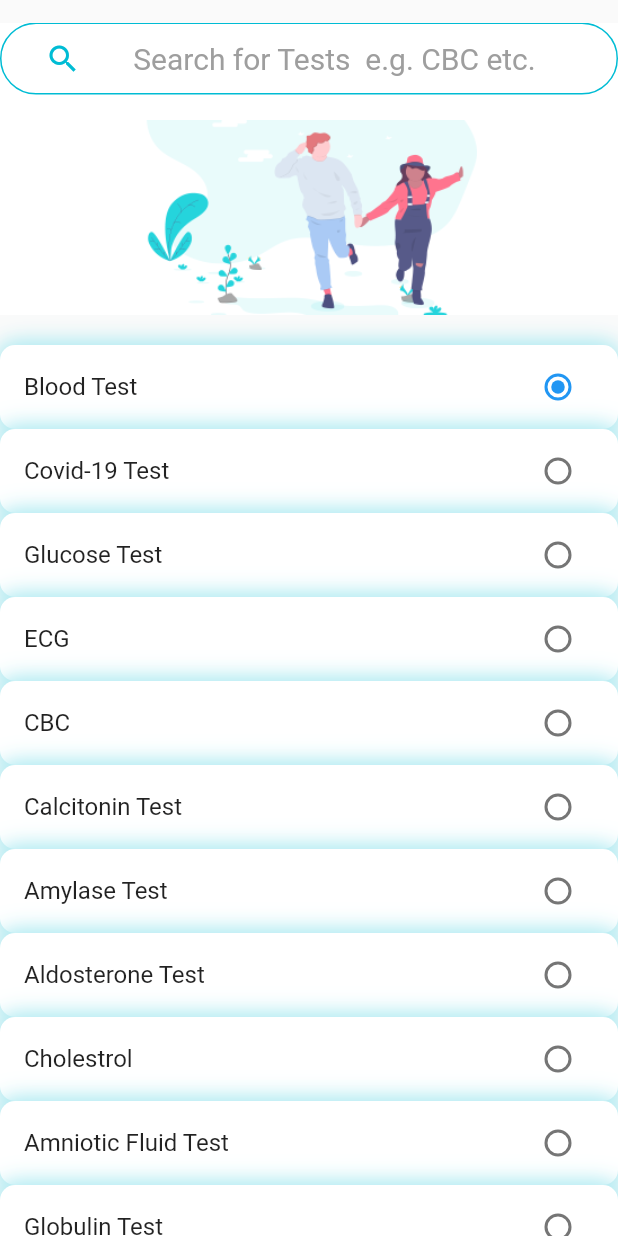
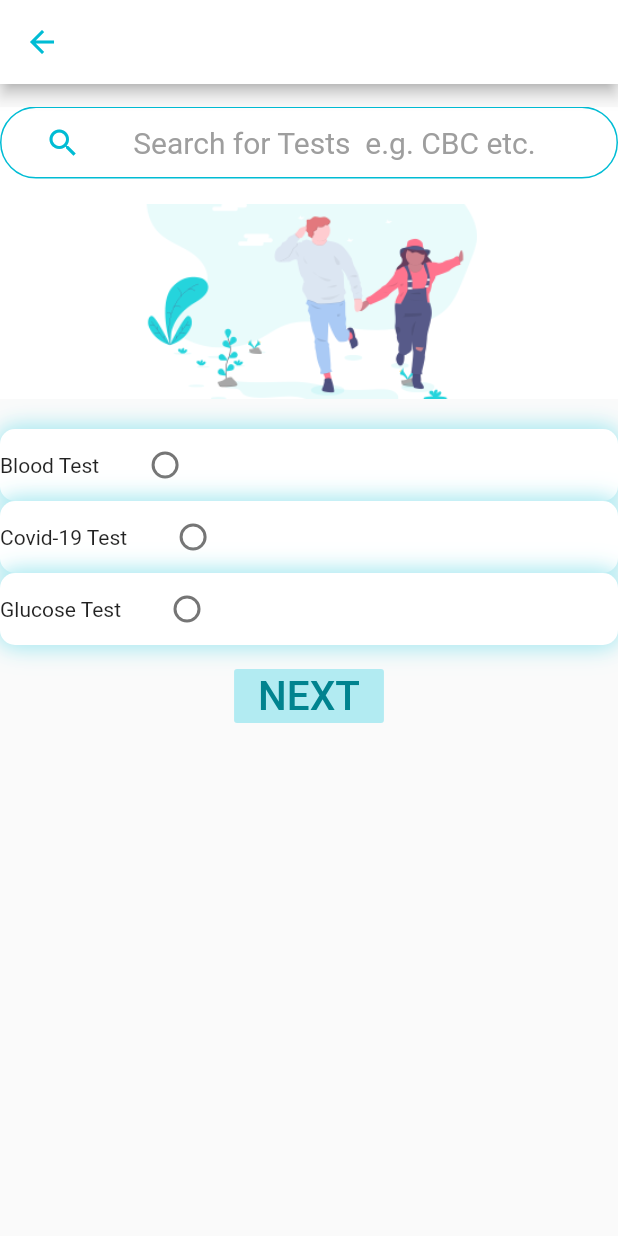
Before and after one commit to anu-baby97/lab_test_app, a Flutter app: the TestInfo screen opened by its route, on a phone screen of 412 x 824 dp. Run offline on Flutter 3.47's test engine with Material 2 defaults, Android fonts, the phone set to English and light mode, and no system bars; our stand-ins replace cloud_firestore, firebase_auth, firebase_core, flutter_screenutil, modal_progress_hud; accounts and stored records are empty; Roboto replaces fonts that are missing (Lobster-Regular).

Commit message:
(added firestore to testinfo and labinfo screens)

```diff
--- a/lib/Screens/Forgot Password.dart
+++ b/lib/Screens/Forgot Password.dart
@@ -1,7 +1,6 @@
 import 'package:flutter/material.dart';
 import 'package:flutter_screenutil/flutter_screenutil.dart';
-import 'package:lab_test_booking_app/Screens/LabInfo.dart';
-//import 'package:patient_portal/Screens/LoginScreen.dart';
+
 import 'package:lab_test_booking_app/Screens/TestInfo.dart';
 
 class ForgotPassword extends StatefulWidget {
--- a/lib/Screens/RegistrationScreen.dart
+++ b/lib/Screens/RegistrationScreen.dart
@@ -5,7 +5,6 @@ import 'package:lab_test_booking_app/main.dart';
 import 'package:firebase_auth/firebase_auth.dart';
 import 'package:modal_progress_hud/modal_progress_hud.dart';
 import 'package:cloud_firestore/cloud_firestore.dart';
-import 'package:date_format/date_format.dart';
 
 class RegistrationScreen extends StatefulWidget {
   static const String id = "RegistrationScreen";
--- a/lib/Screens/TestInfo.dart
+++ b/lib/Screens/TestInfo.dart
@@ -2,6 +2,8 @@ import 'package:flutter/material.dart';
 import 'package:firebase_auth/firebase_auth.dart';
 import 'package:lab_test_booking_app/Screens/Lab1.dart';
 import 'package:lab_test_booking_app/Screens/LabInfo.dart';
+import 'package:cloud_firestore/cloud_firestore.dart';
+import 'package:modal_progress_hud/modal_progress_hud.dart';
 
 class TestInfo extends StatefulWidget {
   static const String id = "TestInfoScreen";
@@ -9,11 +11,11 @@ class TestInfo extends StatefulWidget {
   _TestInfoState createState() => _TestInfoState();
 }
 
-enum TestName {
-  Blood,
-  Covid19,
-  Glucose,
-  ECG,
+List testName = [
+  "Blood",
+  "Covid19",
+  "Glucose",
+  /*ECG,
   Cholestrol,
   CBC,
   KFT,
@@ -24,11 +26,14 @@ enum TestName {
   AmylaseTest,
   CMP,
   CalcitoninTest,
-  GlobulinTest
-}
+  GlobulinTest*/
+];
 
 class _TestInfoState extends State<TestInfo> {
-  TestName _testName = TestName.Blood;
+  String testSelect;
+  String loggedUser;
+  final _firestore = FirebaseFirestore.instance;
+  bool showSpinner = false;
   final _auth = FirebaseAuth.instance;
   User loggedInUser;
   void getCurrentUser() async {
@@ -37,6 +42,7 @@ class _TestInfoState extends State<TestInfo> {
       if (user != null) {
         loggedInUser = user;
         print(loggedInUser.email);
+        loggedUser = loggedInUser.email;
       }
     } catch (e) {
       print(e);
@@ -54,10 +60,45 @@ class _TestInfoState extends State<TestInfo> {
     super.dispose();
   }
 
+  Widget addRadioButton(int btnValue, String title) {
+    return Row(
+      children: <Widget>[
+        Text(title),
+        SizedBox(width: 20),
+        Radio(
+          activeColor: Theme.of(context).primaryColor,
+          value: testName[btnValue],
+          groupValue: testSelect,
+          onChanged: (value) {
+            setState(() {
+              print(value);
+              testSelect = value;
+              if (testSelect.isEmpty) {
+                return "Select a test";
+              }
+            });
+          },
+        ),
+      ],
+    );
+  }
+
   @override
   Widget build(BuildContext context) {
     return Scaffold(
-      body: Padding(
+      appBar: AppBar(
+        backgroundColor: Colors.white,
+        leading: new IconButton(
+          icon: new Icon(Icons.arrow_back),
+          color: Colors.cyan,
+          onPressed: () {
+            Navigator.pop(context);
+          },
+        ),
+      ),
+      body: ModalProgressHUD(
+        inAsyncCall: showSpinner,
+        child: Padding(
           padding: const EdgeInsets.only(top: 15),
           child: SafeArea(
             child: CustomScrollView(
@@ -92,17 +133,7 @@ class _TestInfoState extends State<TestInfo> {
                     Column(children: [
                       Container(
                         decoration: buildBoxDecoration(),
-                      child: ListTile(
-                        title: Text("Blood Test"),
-                        trailing: Radio(
-                            value: TestName.Blood,
-                            groupValue: _testName,
-                            onChanged: (TestName value) {
-                              setState(() {
-                                _testName = value;
-                              });
-                            }),
-                      ),
+                        child: addRadioButton(0, "Blood Test"),
                       ),
                       Container(
                         decoration: buildBoxDecoration(),
@@ -112,34 +143,13 @@ class _TestInfoState extends State<TestInfo> {
                                 Navigator.pushNamed(context, Lab1.id);
                               });
                             },
-                        child: ListTile(
-                          title: Text("Covid-19 Test"),
-                          trailing: Radio(
-                              value: TestName.Covid19,
-                              groupValue: _testName,
-                              onChanged: (TestName value) {
-                                setState(() {
-                                  _testName = value;
-                                });
-                              }),
-                        ),
-                      ),
+                            child: addRadioButton(1, "Covid-19 Test")),
                       ),
                       Container(
                           decoration: buildBoxDecoration(),
-                      child: ListTile(
-                        title: Text("Glucose Test"),
-                        trailing: Radio(
-                            value: TestName.Glucose,
-                            groupValue: _testName,
-                            onChanged: (TestName value) {
-                              setState(() {
-                                _testName = value;
-                              });
-                            }),
-                      ),
-                    ),
-                    Container(
+                          child: addRadioButton(2, "Glucose Test")),
+
+                      /*Container(
                         decoration: buildBoxDecoration(),
                         child: ListTile(
                           title: Text("ECG "),
@@ -257,15 +267,22 @@ class _TestInfoState extends State<TestInfo> {
                                 });
                               }),
                         ),
-                    ),
+                      ),*/
                       SizedBox(
                         height: 10,
                       ),
                       Center(
                         child: FlatButton(
-                        onPressed: () {
+                          onPressed: () async {
+                            _firestore.collection("test names").add({
+                              'Test Name': testSelect,
+                              'Current Logged User': loggedUser,
+                            });
+                            setState(() {
                               Navigator.pushNamedAndRemoveUntil(
                                   context, LabInfo.id, (route) => true);
+                              //showSpinner = true;
+                            });
                           },
                           highlightColor: Colors.cyan,
                           focusColor: Colors.cyan.shade200,
@@ -287,6 +304,7 @@ class _TestInfoState extends State<TestInfo> {
                   ],
                 )),
               ],
+            ),
           ),
         ),
       ),
--- a/lib/main.dart
+++ b/lib/main.dart
@@ -20,7 +20,7 @@ class MyApp extends StatelessWidget {
     return MaterialApp(
       title: "Patient Portal",
       debugShowCheckedModeBanner: false,
-      initialRoute: LoginScreen.id,
+      initialRoute: LabInfo.id,
       routes: {
         LoginScreen.id: (context) => LoginScreen(),
         RegistrationScreen.id: (context) => RegistrationScreen(),
```
Also changed, not shown: lib/Screens/Lab1.dart (+25 -12 lines), lib/Screens/LabInfo.dart (+78 -33 lines), lib/Screens/LoginScreen.dart (+40 -14 lines). Lines whose indentation alone changed are shown as unchanged.
